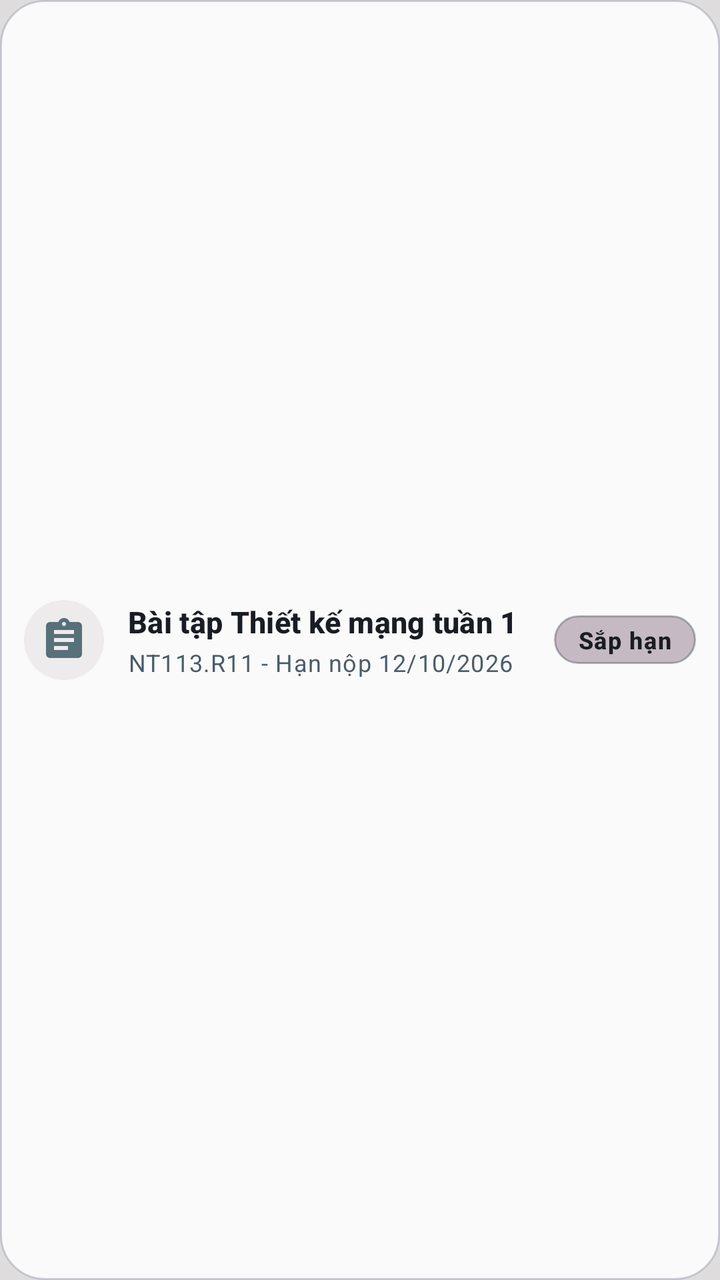
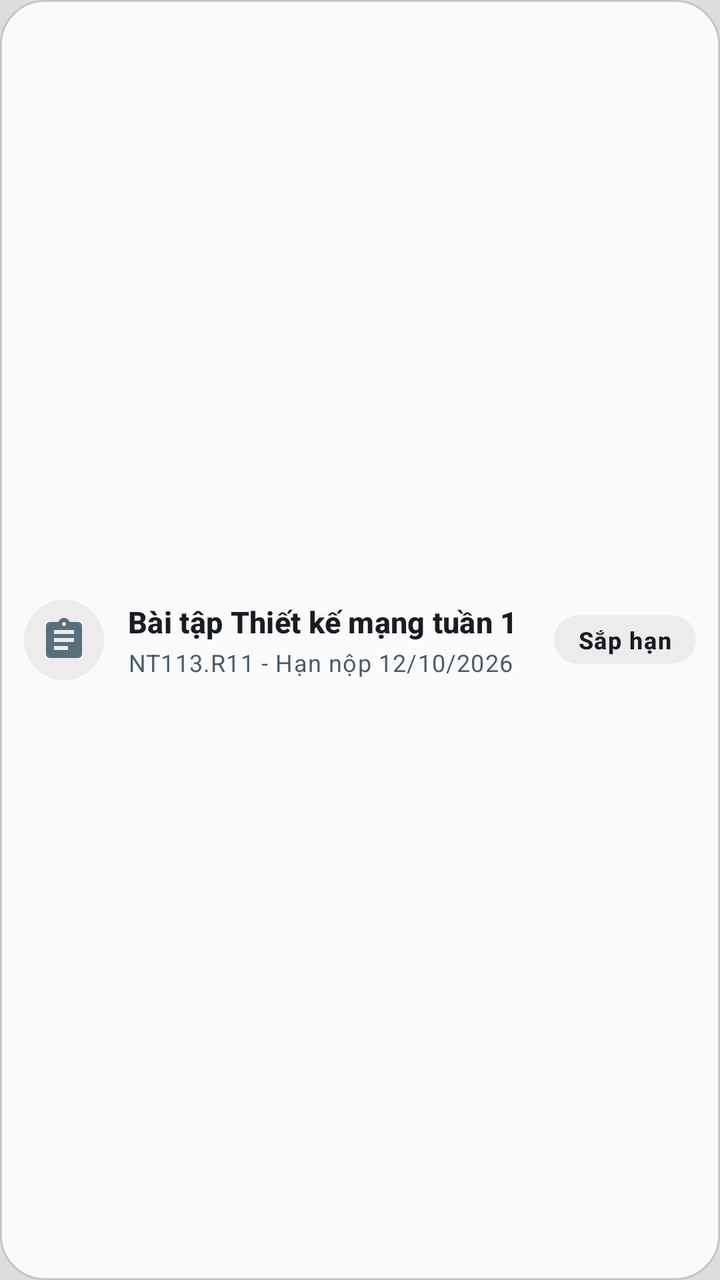

An Android layout rendered at two revisions. The XML below is the earlier revision; the diff shows what the commit changed to produce the second picture.
<!-- AndroidManifest.xml: application theme Theme.UniClassApp -->
<!-- res/layout/item_assignment_row.xml -->
<?xml version="1.0" encoding="utf-8"?>
<LinearLayout xmlns:android="http://schemas.android.com/apk/res/android"
    xmlns:app="http://schemas.android.com/apk/res-auto"
    android:id="@+id/rowAssignmentRoot"
    android:layout_width="match_parent"
    android:layout_height="@dimen/list_item_height"
    android:layout_marginBottom="@dimen/space_8"
    android:background="@drawable/bg_unified_surface_card"
    android:gravity="center_vertical"
    android:orientation="horizontal"
    android:paddingHorizontal="@dimen/space_12">

    <ImageView
        android:id="@+id/ivAssignmentIcon"
        android:layout_width="40dp"
        android:layout_height="40dp"
        android:background="@drawable/bg_circle_aura"
        android:contentDescription="@null"
        android:padding="8dp"
        android:src="@drawable/ic_assignment"
        app:tint="@color/p2_teal" />

    <LinearLayout
        android:layout_width="0dp"
        android:layout_height="wrap_content"
        android:layout_marginHorizontal="@dimen/space_12"
        android:layout_weight="1"
        android:orientation="vertical">

        <TextView
            android:id="@+id/tvAssignmentTitle"
            style="@style/TextAppearance.EduLens.Subtitle"
            android:layout_width="match_parent"
            android:layout_height="wrap_content"
            android:ellipsize="end"
            android:maxLines="1"
            android:textColor="@color/uc_text_primary"
            android:text="@string/assignment_title_1" />

        <TextView
            android:id="@+id/tvAssignmentCourseOrDue"
            style="@style/TextAppearance.EduLens.Caption"
            android:layout_width="match_parent"
            android:layout_height="wrap_content"
            android:layout_marginTop="2dp"
            android:ellipsize="end"
            android:maxLines="1"
            android:textColor="@color/uc_text_secondary"
            android:text="@string/assignment_desc_1" />
    </LinearLayout>

    <TextView
        android:id="@+id/tvDeadlineBadge"
        style="@style/TextAppearance.EduLens.Badge"
        android:layout_width="wrap_content"
        android:layout_height="wrap_content"
        android:background="@drawable/bg_unified_lavender_pill"
        android:paddingHorizontal="@dimen/space_12"
        android:paddingVertical="4dp"
        android:text="@string/status_due_soon"
        android:textColor="#191D23" />

    <ImageButton
        android:id="@+id/btnDeleteAssignment"
        android:layout_width="32dp"
        android:layout_height="32dp"
        android:layout_marginStart="@dimen/space_8"
        android:background="?attr/selectableItemBackgroundBorderless"
        android:contentDescription="@null"
        android:padding="4dp"
        android:scaleType="fitCenter"
        android:src="@drawable/ic_delete"
        android:visibility="gone"
        app:tint="@color/color_error" />
</LinearLayout>
<!-- resources referenced by this layout -->
<resources>
  <color name="color_error">#DC2626</color>
  <color name="p2_teal">#57707A</color>
  <color name="uc_text_primary">#191D23</color>
  <color name="uc_text_secondary">#4A5C6A</color>
  <dimen name="list_item_height">72dp</dimen>
  <dimen name="space_12">12dp</dimen>
  <dimen name="space_8">8dp</dimen>
  <!-- drawable bg_circle_aura (drawable) -->
  <?xml version="1.0" encoding="utf-8"?>
  <shape xmlns:android="http://schemas.android.com/apk/res/android"
      android:shape="oval">
      <solid android:color="@color/color_primary_container" />
  </shape>
  <!-- drawable bg_unified_lavender_pill (drawable) -->
  <?xml version="1.0" encoding="utf-8"?>
  <shape xmlns:android="http://schemas.android.com/apk/res/android"
      android:shape="rectangle">
      <corners android:radius="999dp" />
      <solid android:color="#C5BAC4" />
      <stroke
          android:width="1dp"
          android:color="#4D191D23" />
  </shape>
  <!-- drawable bg_unified_surface_card (drawable) -->
  <?xml version="1.0" encoding="utf-8"?>
  <shape xmlns:android="http://schemas.android.com/apk/res/android"
      android:shape="rectangle">
      <corners android:radius="22dp" />
      <solid android:color="@color/uc_surface_card" />
      <stroke
          android:width="1dp"
          android:color="@color/uc_border_card" />
  </shape>
  <!-- drawable ic_assignment (drawable) -->
  <vector xmlns:android="http://schemas.android.com/apk/res/android"
      android:width="24dp"
      android:height="24dp"
      android:viewportWidth="24"
      android:viewportHeight="24">
    <path
        android:fillColor="#D97706"
        android:pathData="M19,3h-4.18C14.4,1.84 13.3,1 12,1c-1.3,0 -2.4,0.84 -2.82,2H5C3.9,3 3,3.9 3,5v14c0,1.1 0.9,2 2,2h14c1.1,0 2,-0.9 2,-2V5C21,3.9 20.1,3 19,3zM12,3c0.55,0 1,0.45 1,1s-0.45,1 -1,1 -1,-0.45 -1,-1 0.45,-1 1,-1zM14,17H7v-2h7v2zM17,13H7v-2h10v2zM17,9H7V7h10v2z"/>
  </vector>
  <!-- drawable ic_delete (drawable) -->
  <vector xmlns:android="http://schemas.android.com/apk/res/android"
      android:width="24dp"
      android:height="24dp"
      android:viewportWidth="24"
      android:viewportHeight="24">
    <path
        android:fillColor="#FFDC2626"
        android:pathData="M6,19c0,1.1 0.9,2 2,2h8c1.1,0 2,-0.9 2,-2V7H6v12zM19,4h-3.5l-1,-1h-5l-1,1H5v2h14V4z"/>
  </vector>
  <string name="assignment_desc_1">NT113.R11 - Hạn nộp 12/10/2026</string>
  <string name="assignment_title_1">Bài tập Thiết kế mạng tuần 1</string>
  <string name="status_due_soon">Sắp hạn</string>
  <style name="TextAppearance.EduLens.Badge" parent="TextAppearance.Material3.LabelSmall">
          <item name="android:textSize">12sp</item>
          <item name="android:textStyle">bold</item>
      </style>
  <style name="TextAppearance.EduLens.Caption" parent="TextAppearance.Material3.BodySmall">
          <item name="android:textSize">12sp</item>
          <item name="android:textStyle">normal</item>
          <item name="android:textColor">@color/text_secondary</item>
      </style>
  <style name="TextAppearance.EduLens.Subtitle" parent="TextAppearance.Material3.TitleSmall">
          <item name="android:textSize">15sp</item>
          <item name="android:textStyle">bold</item>
          <item name="android:textColor">@color/text_primary</item>
      </style>
  <style name="Theme.UniClassApp" parent="Base.Theme.UniClassApp" />
  <color name="color_primary_container">#40C5BAC4</color>
  <color name="uc_surface_card">#D9FFFFFF</color>
  <color name="uc_border_card">#73989DAA</color>
  <color name="text_secondary">@color/uc_text_secondary</color>
  <color name="text_primary">@color/uc_text_primary</color>
  <color name="p2_lavender">#C5BAC4</color>
  <color name="uc_bg_canvas">#DEDCDC</color>
  <!-- unchanged entries left out for length: 1 -->
</resources>

<!-- the commit's change to res/layout/item_assignment_row.xml (unified diff, before → after) -->
@@ -54,11 +54,11 @@
         style="@style/TextAppearance.EduLens.Badge"
         android:layout_width="wrap_content"
         android:layout_height="wrap_content"
-        android:background="@drawable/bg_unified_lavender_pill"
+        android:background="@drawable/bg_badge_pill"
         android:paddingHorizontal="@dimen/space_12"
         android:paddingVertical="4dp"
         android:text="@string/status_due_soon"
-        android:textColor="#191D23" />
+        android:textColor="@color/uc_text_primary" />
 
     <ImageButton
         android:id="@+id/btnDeleteAssignment"
<!-- resource entries referenced after the edit -->
@@ -7,21 +7,18 @@
   <dimen name="list_item_height">72dp</dimen>
   <dimen name="space_12">12dp</dimen>
   <dimen name="space_8">8dp</dimen>
+  <!-- drawable bg_badge_pill (drawable) -->
+  <?xml version="1.0" encoding="utf-8"?>
+  <shape xmlns:android="http://schemas.android.com/apk/res/android"
+      android:shape="rectangle">
+      <solid android:color="@color/color_primary_container" />
+      <corners android:radius="@dimen/radius_pill" />
+  </shape>
   <!-- drawable bg_circle_aura (drawable) -->
   <?xml version="1.0" encoding="utf-8"?>
   <shape xmlns:android="http://schemas.android.com/apk/res/android"
       android:shape="oval">
       <solid android:color="@color/color_primary_container" />
-  </shape>
-  <!-- drawable bg_unified_lavender_pill (drawable) -->
-  <?xml version="1.0" encoding="utf-8"?>
-  <shape xmlns:android="http://schemas.android.com/apk/res/android"
-      android:shape="rectangle">
-      <corners android:radius="999dp" />
-      <solid android:color="#C5BAC4" />
-      <stroke
-          android:width="1dp"
-          android:color="#4D191D23" />
   </shape>
   <!-- drawable bg_unified_surface_card (drawable) -->
   <?xml version="1.0" encoding="utf-8"?>
@@ -72,6 +69,7 @@
       </style>
   <style name="Theme.UniClassApp" parent="Base.Theme.UniClassApp" />
   <color name="color_primary_container">#40C5BAC4</color>
+  <dimen name="radius_pill">999dp</dimen>
   <color name="uc_surface_card">#D9FFFFFF</color>
   <color name="uc_border_card">#73989DAA</color>
   <color name="text_secondary">@color/uc_text_secondary</color>
